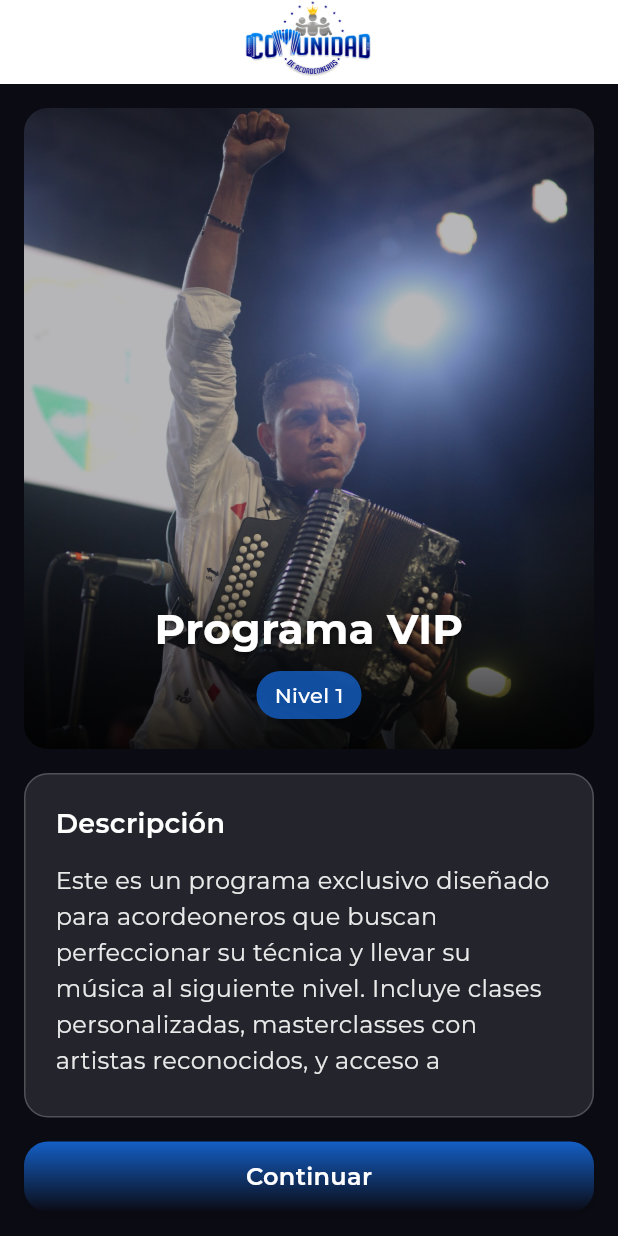
After one commit to danper2213/comunidad-acordeoneros, a Flutter app: the screen it shows after launch, after a tap on "Programa VIP", on a phone screen of 412 x 824 dp. The commit adds this screen. Run offline on Flutter 3.47's test engine with Material 3 defaults, Android fonts, the phone set to English and light mode, and no system bars; our stand-ins replace google_fonts.

Commit message:
Detail page product

```diff
--- /dev/null
+++ b/lib/pages/detail_program.dart
@@ -0,0 +1,198 @@
+import 'package:comunidad_acordeoneros/theme/theme_app.dart';
+import 'package:comunidad_acordeoneros/widgets/button_custom.dart';
+import 'package:flutter/material.dart';
+
+class DetailProgramPage extends StatelessWidget {
+  final String name;
+  final String level;
+  final String image;
+  final String description;
+
+  const DetailProgramPage({
+    super.key,
+    required this.name,
+    required this.level,
+    required this.image,
+    required this.description,
+  });
+
+  @override
+  Widget build(BuildContext context) {
+    return Scaffold(
+      appBar: AppBar(
+        centerTitle: true,
+        title: Image.asset('assets/images/logo.png', width: 100, height: 100),
+        leading: IconButton(
+          onPressed: () => Navigator.pop(context),
+          icon: const Icon(Icons.arrow_back),
+        ),
+      ),
+      body: Container(
+        decoration: AppTheme.getBackgroundDecoration(),
+        child: SafeArea(
+          child: Column(
+            children: [
+              // Image with program name overlay
+              Expanded(
+                flex: 2,
+                child: Container(
+                  width: double.infinity,
+                  margin: const EdgeInsets.all(16.0),
+                  decoration: BoxDecoration(
+                    borderRadius: BorderRadius.circular(16),
+                  ),
+                  clipBehavior: Clip.antiAlias,
+                  child: Stack(
+                    children: [
+                      // Background image with opacity
+                      Hero(
+                        tag: 'program_image_$name',
+                        child: Opacity(
+                          opacity: 0.7,
+                          child: Image.asset(
+                            image,
+                            width: double.infinity,
+                            height: double.infinity,
+                            fit: BoxFit.cover,
+                          ),
+                        ),
+                      ),
+                      // Program name overlay at bottom center
+                      Positioned(
+                        bottom: 0,
+                        left: 0,
+                        right: 0,
+                        child: Container(
+                          padding: const EdgeInsets.all(20.0),
+                          decoration: BoxDecoration(
+                            gradient: LinearGradient(
+                              begin: Alignment.topCenter,
+                              end: Alignment.bottomCenter,
+                              colors: [
+                                Colors.transparent,
+                                Colors.black.withOpacity(0.8),
+                              ],
+                            ),
+                          ),
+                          child: Column(
+                            children: [
+                              Hero(
+                                tag: 'program_name_$name',
+                                child: Material(
+                                  color: Colors.transparent,
+                                  child: Text(
+                                    name,
+                                    style: AppTheme
+                                        .lightTheme.textTheme.displayMedium
+                                        ?.copyWith(
+                                      color: AppTheme.white,
+                                      fontWeight: FontWeight.bold,
+                                      shadows: [
+                                        const Shadow(
+                                          offset: Offset(0, 2),
+                                          blurRadius: 4,
+                                          color: Colors.black54,
+                                        ),
+                                      ],
+                                    ),
+                                    textAlign: TextAlign.center,
+                                  ),
+                                ),
+                              ),
+                              const SizedBox(height: 8),
+                              Container(
+                                padding: const EdgeInsets.symmetric(
+                                  horizontal: 12,
+                                  vertical: 6,
+                                ),
+                                decoration: BoxDecoration(
+                                  color: AppTheme.primaryBlue.withOpacity(0.8),
+                                  borderRadius: BorderRadius.circular(20),
+                                ),
+                                child: Text(
+                                  level,
+                                  style: AppTheme
+                                      .lightTheme.textTheme.bodyMedium
+                                      ?.copyWith(
+                                    color: AppTheme.white,
+                                    fontWeight: FontWeight.w500,
+                                  ),
+                                ),
+                              ),
+                            ],
+                          ),
+                        ),
+                      ),
+                    ],
+                  ),
+                ),
+              ),
+
+              // Description section
+              Expanded(
+                flex: 1,
+                child: Container(
+                  width: double.infinity,
+                  margin: const EdgeInsets.symmetric(horizontal: 16.0),
+                  padding: const EdgeInsets.all(20.0),
+                  decoration: BoxDecoration(
+                    color: AppTheme.white.withOpacity(0.1),
+                    borderRadius: BorderRadius.circular(16),
+                    border: Border.all(
+                      color: AppTheme.white.withOpacity(0.2),
+                      width: 1,
+                    ),
+                  ),
+                  child: Column(
+                    crossAxisAlignment: CrossAxisAlignment.start,
+                    children: [
+                      Text(
+                        'Descripción',
+                        style: AppTheme.lightTheme.textTheme.headlineSmall
+                            ?.copyWith(
+                          color: AppTheme.white,
+                          fontWeight: FontWeight.w600,
+                        ),
+                      ),
+                      const SizedBox(height: 12),
+                      Expanded(
+                        child: SingleChildScrollView(
+                          child: Text(
+                            description,
+                            style: AppTheme.lightTheme.textTheme.bodyLarge
+                                ?.copyWith(
+                              color: AppTheme.white.withOpacity(0.9),
+                              height: 1.5,
+                            ),
+                          ),
+                        ),
+                      ),
+                    ],
+                  ),
+                ),
+              ),
+
+              // Continue button
+              Container(
+                width: double.infinity,
+                padding: const EdgeInsets.all(16.0),
+                child: ButtonCustom(
+                  text: 'Continuar',
+                  onPressed: () {
+                    // TODO: Add navigation to next step or action
+                    ScaffoldMessenger.of(context).showSnackBar(
+                      const SnackBar(
+                        content: Text('¡Continuando con el programa!'),
+                        backgroundColor: AppTheme.primaryBlue,
+                      ),
+                    );
+                  },
+                ),
+              ),
+            ],
+          ),
+        ),
+      ),
+    );
+  }
+}
--- a/lib/widgets/program_card.dart
+++ b/lib/widgets/program_card.dart
@@ -1,3 +1,4 @@
+import 'package:comunidad_acordeoneros/pages/detail_program.dart';
 import 'package:comunidad_acordeoneros/theme/theme_app.dart';
 import 'package:flutter/material.dart';
 
@@ -13,7 +14,21 @@ class ProgramCard extends StatelessWidget {
 
   @override
   Widget build(BuildContext context) {
-    return Container(
+    return GestureDetector(
+      onTap: () {
+        Navigator.push(
+          context,
+          MaterialPageRoute(
+            builder: (context) => DetailProgramPage(
+              name: name,
+              level: level,
+              image: image,
+              description: _getProgramDescription(name),
+            ),
+          ),
+        );
+      },
+      child: Container(
           decoration: BoxDecoration(
             borderRadius: BorderRadius.circular(16),
           ),
@@ -22,6 +37,8 @@ class ProgramCard extends StatelessWidget {
             children: [
               ClipRRect(
                 borderRadius: BorderRadius.circular(16),
+                child: Hero(
+                  tag: 'program_image_$name',
                   child: Opacity(
                     opacity: 0.5,
                     child: Image.asset(
@@ -29,6 +46,7 @@ class ProgramCard extends StatelessWidget {
                       width: double.infinity,
                       height: 200,
                       fit: BoxFit.cover,
+                    ),
                   ),
                 ),
               ),
@@ -44,8 +62,8 @@ class ProgramCard extends StatelessWidget {
                   ),
                   child: Image.asset(
                     'assets/images/corona.png',
-                  width: 100,
-                  height: 50,
+                    width: 60,
+                    height: 30,
                     fit: BoxFit.cover,
                   ),
                 ),
@@ -56,11 +74,17 @@ class ProgramCard extends StatelessWidget {
                 child: Column(
                   crossAxisAlignment: CrossAxisAlignment.start,
                   children: [
-                  Text(name,
+                    Hero(
+                      tag: 'program_name_$name',
+                      child: Material(
+                        color: Colors.transparent,
+                        child: Text(name,
                             style: AppTheme.lightTheme.textTheme.headlineLarge),
+                      ),
+                    ),
                     Container(
-                    padding:
-                        const EdgeInsets.symmetric(horizontal: 10, vertical: 5),
+                      padding: const EdgeInsets.symmetric(
+                          horizontal: 10, vertical: 5),
                       decoration: BoxDecoration(
                         color: Colors.grey.withOpacity(0.4),
                         borderRadius: BorderRadius.circular(10),
@@ -72,6 +96,16 @@ class ProgramCard extends StatelessWidget {
                 ),
               ),
             ],
-        ));
+          )),
+    );
+  }
+
+  String _getProgramDescription(String programName) {
+    switch (programName) {
+      case 'Programa VIP':
+        return 'Este es un programa exclusivo diseñado para acordeoneros que buscan perfeccionar su técnica y llevar su música al siguiente nivel. Incluye clases personalizadas, masterclasses con artistas reconocidos, y acceso a contenido premium que no encontrarás en ningún otro lugar.';
+      default:
+        return 'Descubre un programa único diseñado especialmente para acordeoneros apasionados. Aprende técnicas avanzadas, mejora tu interpretación y conecta con una comunidad de músicos dedicados al acordeón.';
     }
   }
+}
```
Lines whose indentation alone changed are shown as unchanged.
